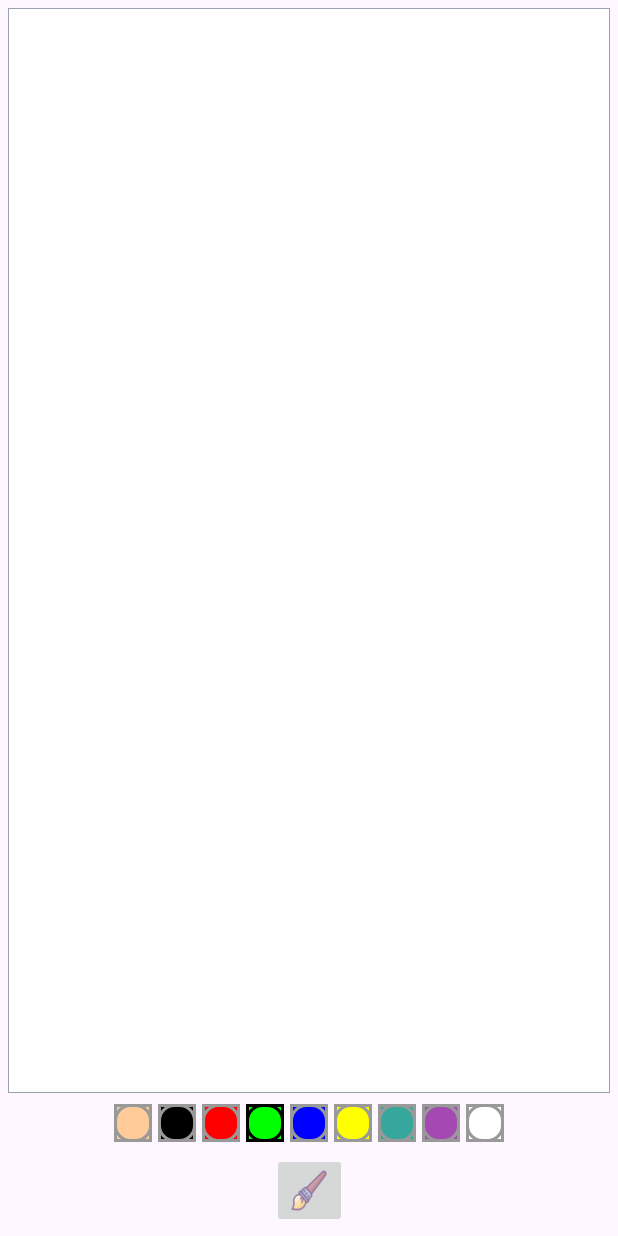
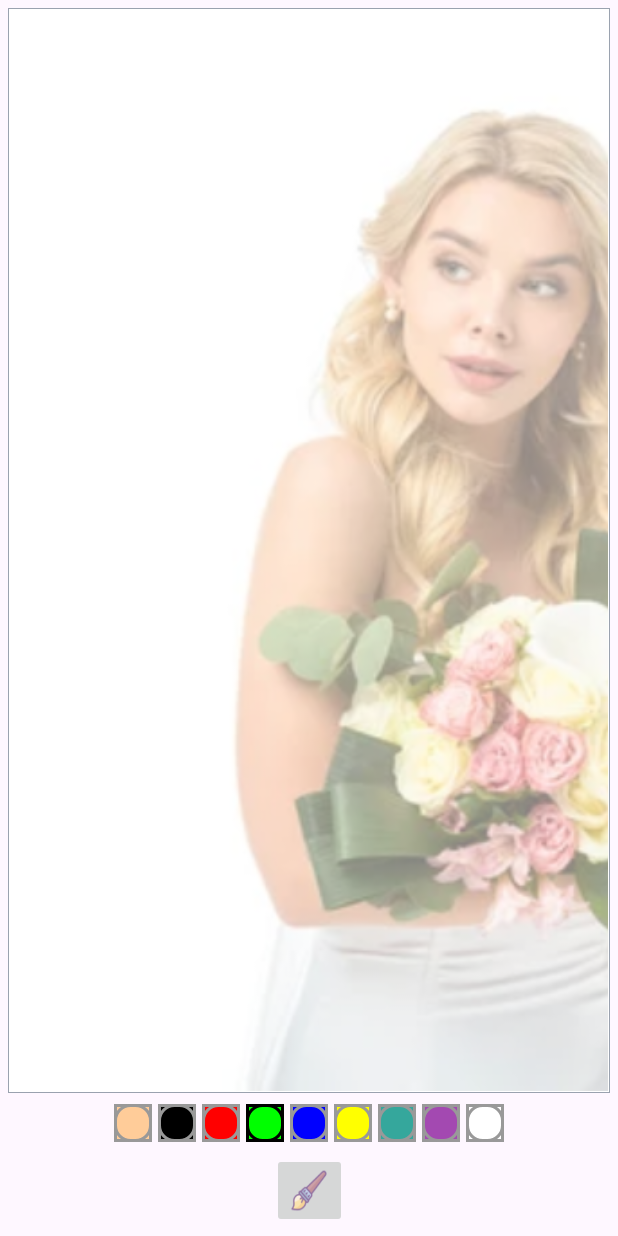
Before and after one commit to its-aky/Drawing_App, an Android app: the screen it shows after launch (MainActivity), on a phone screen of 412 x 824 dp. Run offline under Robolectric (Android 15) with nearby library versions, the phone set to English and light mode, and no system bars.

Commit message:
Adding a particular image as background using frame layout

```diff
--- a/app/src/main/res/layout/activity_main.xml
+++ b/app/src/main/res/layout/activity_main.xml
@@ -6,18 +6,46 @@
     android:layout_height="match_parent"
     tools:context=".MainActivity">
 
-    <com.example.drawingapp.DrawingView
-        android:id="@+id/drawing_view"
+    <!--A FrameLayout is a type of ViewGroup in Android used to organize and manage the positioning of child views within a simple, rectangular frame. It's one of the simplest layout containers available in Android and is often used when you want to display a single child view on top of others or when you want to create a placeholder for fragment transactions
+    For adding images and writing over them we will need a Frame layout
+    and DrawingView will be put inside it
+    -->
+
+    <FrameLayout
+        android:id="@+id/fl_drawing_view_container"
         android:layout_width="0dp"
         android:layout_height="0dp"
         android:layout_margin="5dp"
+        android:padding="1dp"
         android:background="@drawable/background_drawing_view_layout"
         app:layout_constraintBottom_toTopOf="@id/ll_paint_colors"
         app:layout_constraintLeft_toLeftOf="parent"
         app:layout_constraintRight_toRightOf="parent"
         app:layout_constraintTop_toTopOf="parent"
+        >
 
-        />
+        <ImageView
+            android:id="@+id/iv_background"
+            android:layout_width="match_parent"
+            android:layout_height="match_parent"
+            android:scaleType="centerCrop"
+            android:src="@drawable/image"
+            />
+
+        <com.example.drawingapp.DrawingView
+            android:id="@+id/drawing_view"
+            android:layout_width="match_parent"
+            android:layout_height="match_parent"
+            android:background="#80FFFFFF"
+
+
+            />
+
+
+    </FrameLayout>
+
+
+
 
     <LinearLayout
         android:id="@+id/ll_paint_colors"
@@ -27,7 +55,7 @@
         app:layout_constraintBottom_toTopOf="@id/ib_brush"
         app:layout_constraintEnd_toEndOf="parent"
         app:layout_constraintStart_toStartOf="parent"
-        app:layout_constraintTop_toBottomOf="@id/drawing_view"
+        app:layout_constraintTop_toBottomOf="@id/fl_drawing_view_container"
         >
 
 
```
Also changed, not shown: app/src/main/res/drawable/image.png (added).
